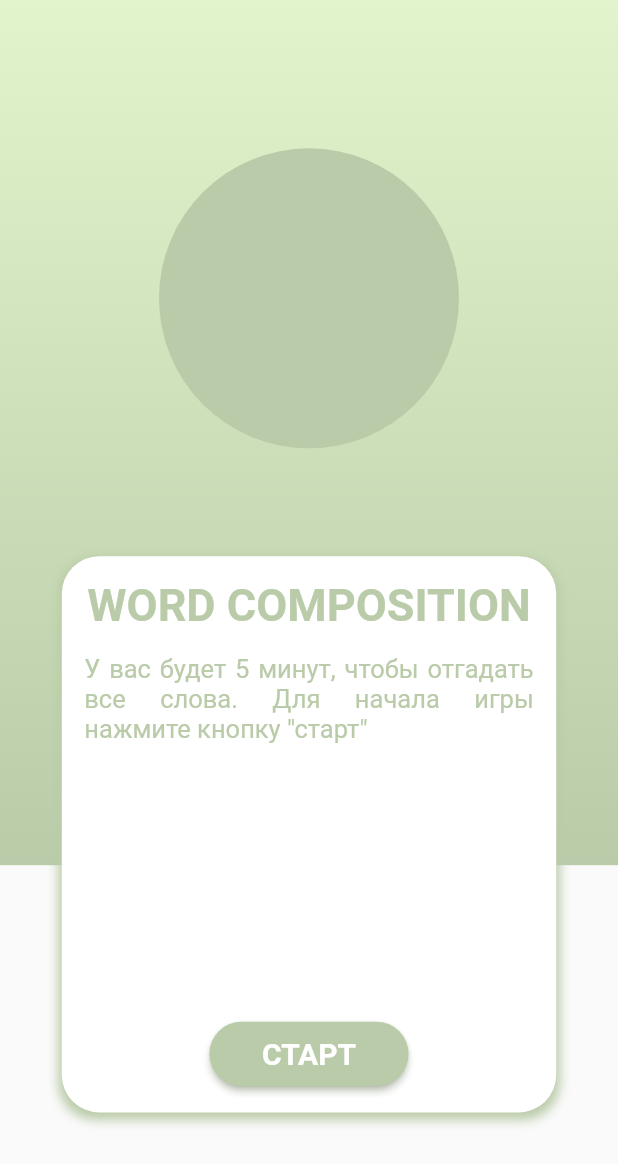
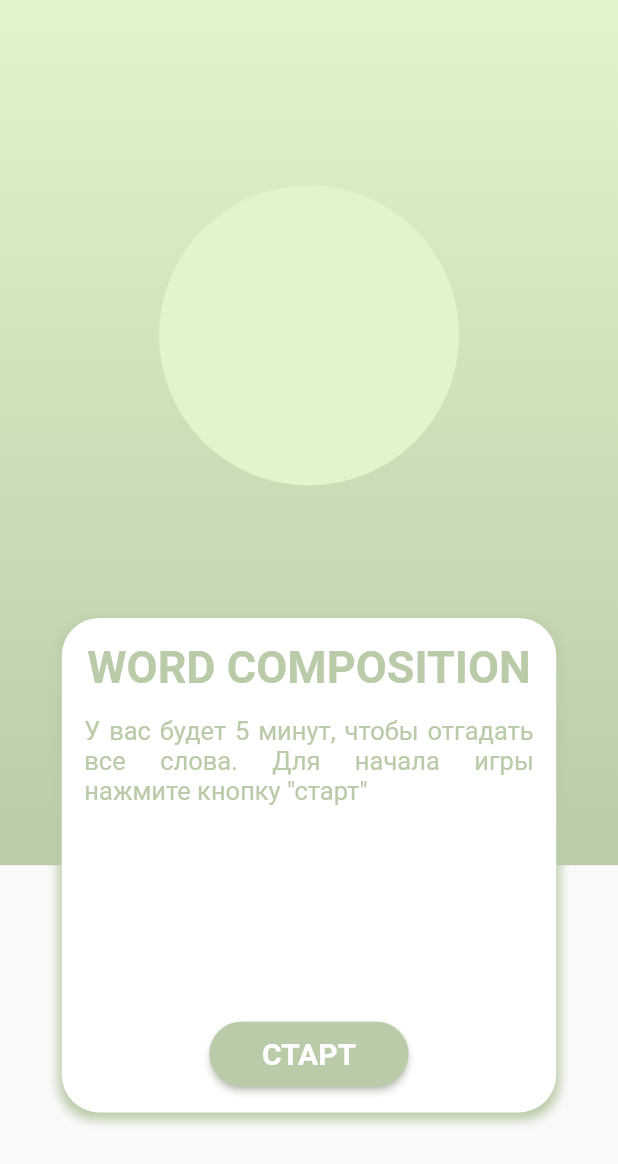
Before and after one commit to Nataliiabul/word-composition, a Flutter app: the screen it shows after launch, on a phone screen of 412 x 824 dp. Shown: the top 1164 px of the screen. Run offline on Flutter 3.47's test engine with Material 2 defaults, Android fonts, the phone set to English and light mode, and no system bars.

Commit message:
code optimization

```diff
--- a/lib/main.dart
+++ b/lib/main.dart
@@ -1,8 +1,12 @@
 import 'package:flutter/material.dart';
+
 import 'package:provider/provider.dart';
+
 import 'package:word_composition/data.dart';
+
 import 'package:word_composition/screens/game_screen.dart';
 import 'package:word_composition/screens/menu_screen.dart';
+
 
 void main() {
   runApp(const MyApp());
@@ -26,6 +30,9 @@ class MyApp extends StatelessWidget {
           primarySwatch: Colors.grey,
         ),
         home: MenuScreen(),
+        routes: {
+          GameScreen.routeName:(ctx) => GameScreen(),
+        },
       ),
     );
   }
--- a/lib/screens/game_screen.dart
+++ b/lib/screens/game_screen.dart
@@ -6,6 +6,7 @@ import 'package:word_composition/data.dart';
 import 'package:word_composition/style/colors.dart';
 
 class GameScreen extends StatefulWidget {
+  static const routeName = '/game';
   GameScreen({super.key});
 
   @override
--- a/lib/screens/menu_screen.dart
+++ b/lib/screens/menu_screen.dart
@@ -1,6 +1,8 @@
 import 'package:flutter/material.dart';
-import 'package:flutter/src/widgets/container.dart';
-import 'package:flutter/src/widgets/framework.dart';
+
+import 'package:word_composition/widgets/bg_container.dart';
+import 'package:word_composition/widgets/card_with_info.dart';
+
 import 'package:word_composition/style/colors.dart';
 
 class MenuScreen extends StatefulWidget {
@@ -23,88 +25,17 @@ class _MenuScreenState extends State<MenuScreen> {
         child: Stack(
           children: [
             // bg container with color
-            Container(
-              width: width,
-              height: height * 0.7,
-              decoration: BoxDecoration(
-                  gradient: LinearGradient(
-                colors: [
-                  AppColors.mainColor,
-                  AppColors.firstColor,
-                ],
-                begin: Alignment.bottomCenter,
-                end: Alignment.topCenter,
-              )),
-            ),
+            BgContainer(width: width, height: height),
 
             // card with information
+            CardWithInfo(width: width, height: height),
+
+            // circle logo
             Positioned(
-              left: (width - (width * 0.8)) / 2,
-              bottom: (height - (height * 0.7)) / 3,
-              child: Container(
-                padding: const EdgeInsets.all(15),
-                width: width * 0.8,
-                height: height * 0.45,
-                decoration: BoxDecoration(
-                  color: Colors.white,
-                  borderRadius: BorderRadius.all(
-                    Radius.circular(25),
-                  ),
-                  boxShadow: [
-                    BoxShadow(
-                        color: AppColors.mainColor,
-                        spreadRadius: 2,
-                        blurRadius: 5,
-                        offset: Offset(0, 3))
-                  ],
-                ),
-                child: Column(
-                  children: [
-                    Text(
-                      "WORD COMPOSITION",
-                      style: TextStyle(
-                        color: AppColors.mainColor,
-                        fontSize: 30,
-                        fontWeight: FontWeight.bold,
-                      ),
-                      textAlign: TextAlign.center,
-                    ),
-                    SizedBox(height: 15),
-                    Text(
-                      'У вас будет 5 минут, чтобы отгадать все слова. Для начала игры нажмите кнопку "старт"',
-                      style: TextStyle(
-                        fontSize: 17,
-                        color: AppColors.mainColor,
-                      ),
-                      textAlign: TextAlign.justify,
-                    ),
-                    Spacer(),
-                    ElevatedButton(
-                      onPressed: () {},
-                      child: Text(
-                        "СТАРТ",
-                        style: TextStyle(
-                          fontSize: 20,
-                          fontWeight: FontWeight.bold,
-                        ),
-                      ),
-                      style: ElevatedButton.styleFrom(
-                          backgroundColor: AppColors.mainColor,
-                          foregroundColor: Colors.white,
-                          padding: const EdgeInsets.symmetric(
-                              horizontal: 35, vertical: 10),
-                          shape: StadiumBorder(),
-                          shadowColor: AppColors.mainColor),
-                    ),
-                  ],
-                ),
-              ),
-            ),
-            Positioned(
-              top: height*0.12,
+              top: height*0.15,
               left: (width-200)/2,
               child: CircleAvatar(
-                backgroundColor: AppColors.mainColor,
+                backgroundColor: AppColors.firstColor,
                 radius: 100,
               ),
             ),
--- /dev/null
+++ b/lib/widgets/bg_container.dart
@@ -0,0 +1,31 @@
+import 'package:flutter/material.dart';
+
+import 'package:word_composition/style/colors.dart';
+
+class BgContainer extends StatelessWidget {
+  const BgContainer({
+    Key? key,
+    required this.width,
+    required this.height,
+  }) : super(key: key);
+
+  final double width;
+  final double height;
+
+  @override
+  Widget build(BuildContext context) {
+    return Container(
+      width: width,
+      height: height * 0.7,
+      decoration: BoxDecoration(
+          gradient: LinearGradient(
+        colors: [
+          AppColors.mainColor,
+          AppColors.firstColor,
+        ],
+        begin: Alignment.bottomCenter,
+        end: Alignment.topCenter,
+      )),
+    );
+  }
+}
--- /dev/null
+++ b/lib/widgets/card_with_info.dart
@@ -0,0 +1,80 @@
+import 'package:flutter/material.dart';
+
+import 'package:word_composition/style/colors.dart';
+
+class CardWithInfo extends StatelessWidget {
+  const CardWithInfo({
+    Key? key,
+    required this.width,
+    required this.height,
+  }) : super(key: key);
+
+  final double width;
+  final double height;
+
+  @override
+  Widget build(BuildContext context) {
+    return Positioned(
+      left: (width - (width * 0.8)) / 2,
+      bottom: (height - (height * 0.7)) / 3,
+      child: Container(
+        padding: const EdgeInsets.all(15),
+        width: width * 0.8,
+        height: height * 0.4,
+        decoration: BoxDecoration(
+          color: Colors.white,
+          borderRadius: BorderRadius.all(
+            Radius.circular(25),
+          ),
+          boxShadow: [
+            BoxShadow(
+                color: AppColors.mainColor,
+                spreadRadius: 2,
+                blurRadius: 5,
+                offset: Offset(0, 3))
+          ],
+        ),
+        child: Column(
+          children: [
+            Text(
+              "WORD COMPOSITION",
+              style: TextStyle(
+                color: AppColors.mainColor,
+                fontSize: 30,
+                fontWeight: FontWeight.bold,
+              ),
+              textAlign: TextAlign.center,
+            ),
+            SizedBox(height: 15),
+            Text(
+              'У вас будет 5 минут, чтобы отгадать все слова. Для начала игры нажмите кнопку "старт"',
+              style: TextStyle(
+                fontSize: 17,
+                color: AppColors.mainColor,
+              ),
+              textAlign: TextAlign.justify,
+            ),
+            Spacer(),
+            ElevatedButton(
+              onPressed: () {},
+              child: Text(
+                "СТАРТ",
+                style: TextStyle(
+                  fontSize: 20,
+                  fontWeight: FontWeight.bold,
+                ),
+              ),
+              style: ElevatedButton.styleFrom(
+                  backgroundColor: AppColors.mainColor,
+                  foregroundColor: Colors.white,
+                  padding: const EdgeInsets.symmetric(
+                      horizontal: 35, vertical: 10),
+                  shape: StadiumBorder(),
+                  shadowColor: AppColors.mainColor),
+            ),
+          ],
+        ),
+      ),
+    );
+  }
+}
```
